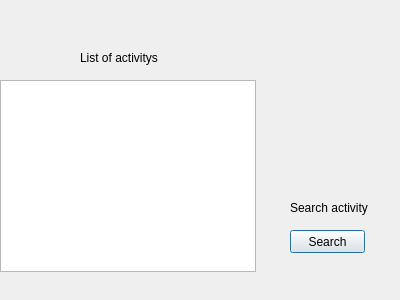
hanspistorstetson/ProjectRevamp, file listactivities.ui: the form before one commit.
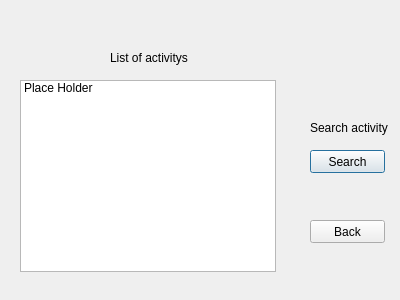
The form after the commit.

Commit message: Adding more buttons to each

Patch:
```diff
--- a/listactivities.ui
+++ b/listactivities.ui
@@ -16,17 +16,22 @@
   <widget class="QListWidget" name="listWidget">
    <property name="geometry">
     <rect>
-     <x>0</x>
+     <x>20</x>
      <y>80</y>
      <width>256</width>
      <height>192</height>
     </rect>
    </property>
+   <item>
+    <property name="text">
+     <string>Place Holder</string>
+    </property>
+   </item>
   </widget>
   <widget class="QLabel" name="label">
    <property name="geometry">
     <rect>
-     <x>80</x>
+     <x>110</x>
      <y>50</y>
      <width>91</width>
      <height>16</height>
@@ -39,8 +44,8 @@
   <widget class="QPushButton" name="pushButton">
    <property name="geometry">
     <rect>
-     <x>290</x>
-     <y>230</y>
+     <x>310</x>
+     <y>150</y>
      <width>75</width>
      <height>23</height>
     </rect>
@@ -52,8 +57,8 @@
   <widget class="QLabel" name="label_2">
    <property name="geometry">
     <rect>
-     <x>290</x>
-     <y>200</y>
+     <x>310</x>
+     <y>120</y>
      <width>81</width>
      <height>16</height>
     </rect>
@@ -62,6 +67,19 @@
     <string>Search activity</string>
    </property>
   </widget>
+  <widget class="QPushButton" name="pushButton_2">
+   <property name="geometry">
+    <rect>
+     <x>310</x>
+     <y>220</y>
+     <width>75</width>
+     <height>23</height>
+    </rect>
+   </property>
+   <property name="text">
+    <string>Back</string>
+   </property>
+  </widget>
  </widget>
  <resources/>
  <connections/>
```
The commit also changes 10 other files.
